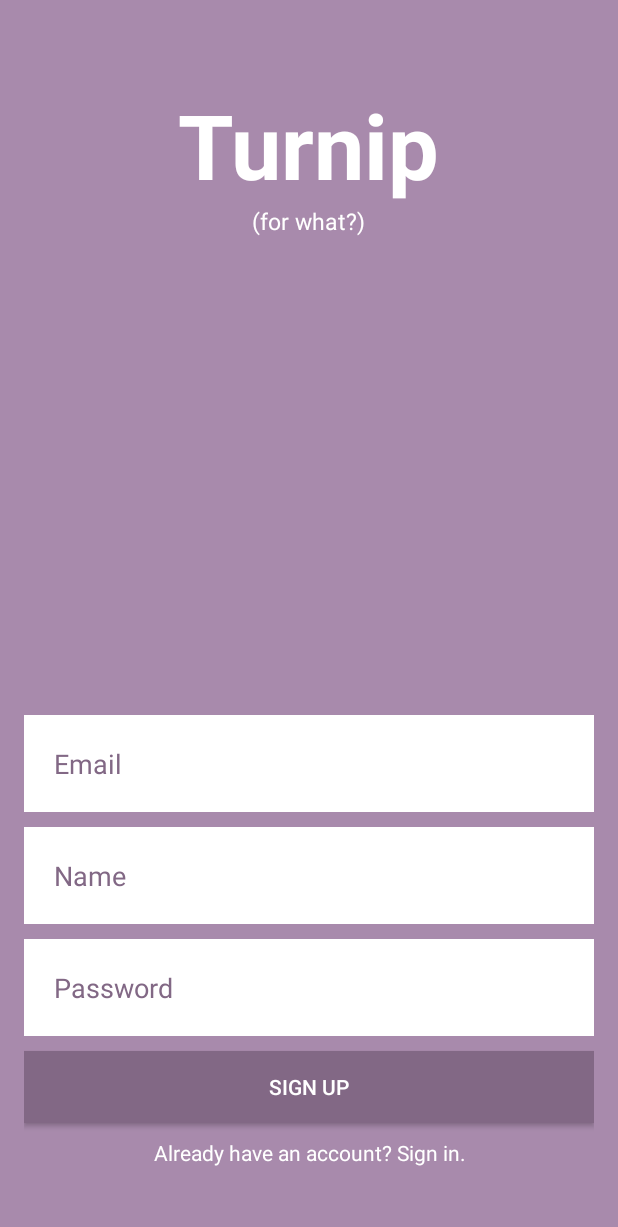
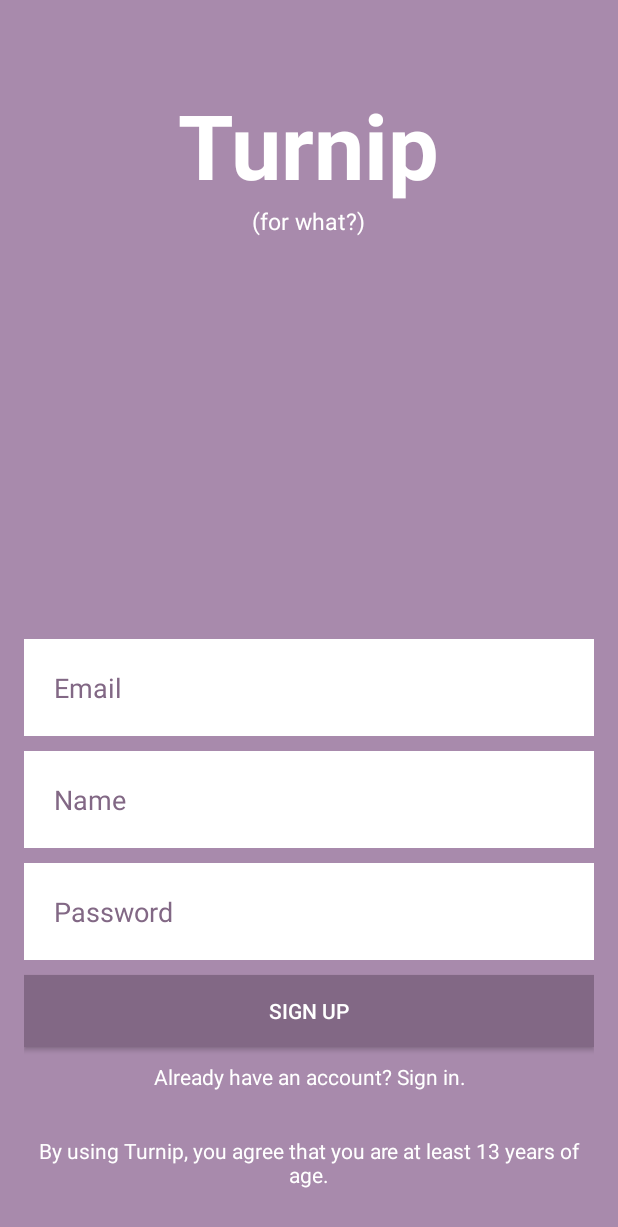
Before and after one commit to TurnipForWhat/Turnip-Android, an Android app: the SignUpActivity screen opened directly, with no data from a screen before it, on a phone screen of 412 x 824 dp. Shown: the top 1227 px of the screen. Run offline under Robolectric (Android 15) with nearby library versions, the light colour scheme and no system bars.

Commit message:
Only allow users 13+

```diff
--- a/app/src/main/res/layout/content_sign_up.xml
+++ b/app/src/main/res/layout/content_sign_up.xml
@@ -94,8 +94,19 @@
         android:text="Already have an account? Sign in."
         android:id="@+id/sign_in"
         android:textColor="@color/white"
+        android:layout_centerHorizontal="true"
+        android:layout_marginBottom="30dp"
+        android:layout_above="@+id/thirt13"
+        android:textAlignment="center" />
+
+    <TextView
+        android:layout_width="match_parent"
+        android:layout_height="wrap_content"
+        android:text="By using Turnip, you agree that you are at least 13 years of age."
+        android:id="@+id/thirt13"
+        android:textColor="@color/white"
         android:layout_alignParentBottom="true"
         android:layout_centerHorizontal="true"
-        android:layout_marginBottom="30dp"
+        android:layout_marginBottom="15dp"
         android:textAlignment="center" />
 </RelativeLayout>
```
